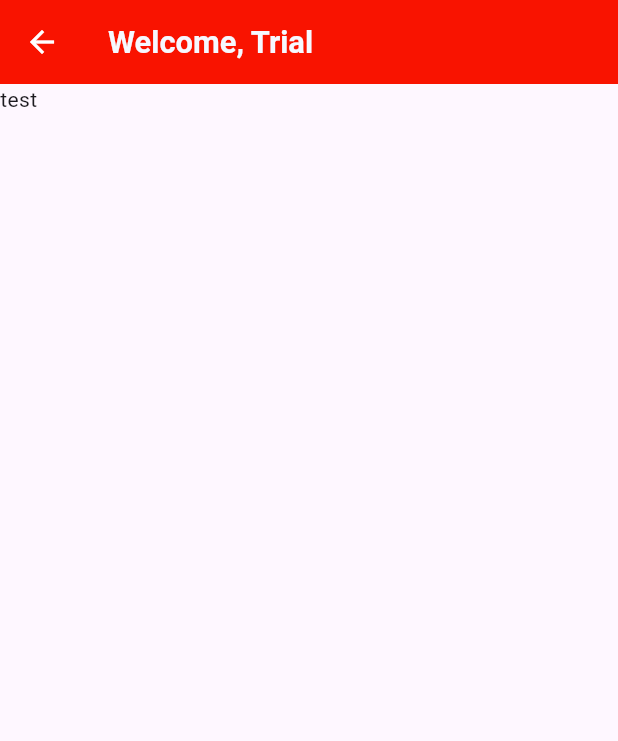
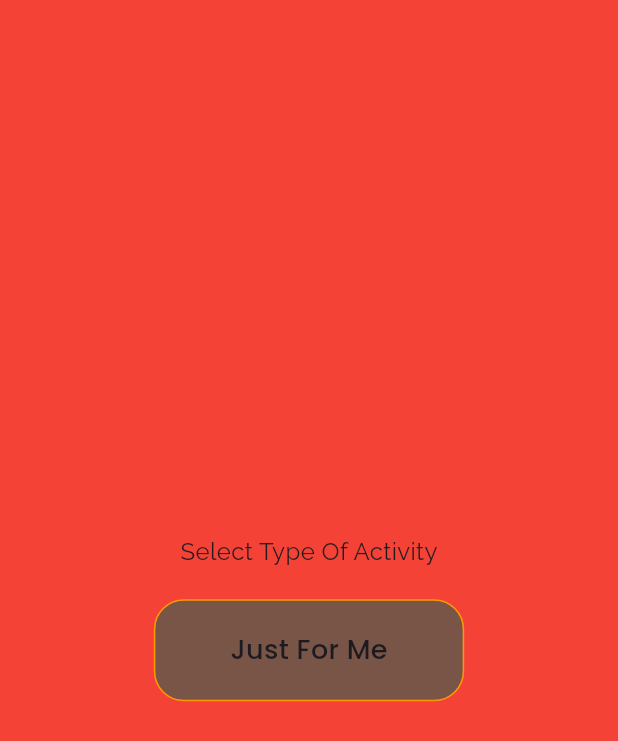
Before and after one commit to Cruxcodes/Future-Me, a Flutter app: the screen it shows after launch, on a phone screen of 412 x 824 dp. Shown: the top 741 px of the screen. Run offline on Flutter 3.47's test engine with Material 3 defaults, Android fonts, the phone set to English and light mode, and no system bars; our stand-ins replace animated_text_kit, dio, firebase_auth, firebase_core, go_router, google_fonts; missing offline and left inert: in_app_notification; accounts and stored records are empty.

Commit message:
feat: working on project

```diff
--- a/lib/main.dart
+++ b/lib/main.dart
@@ -1,5 +1,6 @@
 import 'package:flutter/material.dart';
 import 'package:future_me/views/SplashScreen.dart';
+import 'package:future_me/views/bored_page.dart';
 import 'package:future_me/views/homepage.dart';
 import 'package:future_me/views/login_view.dart';
 import 'package:future_me/views/register.dart';
@@ -24,8 +25,12 @@ final _router = GoRouter(
       builder: (context, state) => RegisterPage(),
     ),
     GoRoute(
+      path: '/homepage',
+      builder: (context, state) => HomePage(),
+    ),
+    GoRoute(
       path: '/',
-      builder: (context, state) => HomePage(),
+      builder: (context, state) => BoredPage(),
     ),
   ],
 );
--- /dev/null
+++ b/lib/views/bored_page.dart
@@ -0,0 +1,69 @@
+import 'package:flutter/cupertino.dart';
+import 'package:flutter/material.dart';
+import 'package:future_me/services/bored_api_services.dart';
+import 'package:google_fonts/google_fonts.dart';
+
+class BoredPage extends StatefulWidget {
+  const BoredPage({Key? key}) : super(key: key);
+
+  @override
+  State<BoredPage> createState() => _BoredPageState();
+}
+
+class _BoredPageState extends State<BoredPage> {
+  @override
+  void initState() {
+    // TODO: implement initState
+    super.initState();
+    // getBoredActivity();
+  }
+
+  @override
+  Widget build(BuildContext context) {
+    return Scaffold(
+      body: Container(
+        color: Colors.red,
+        child: Center(
+          child: Column(
+            mainAxisAlignment: MainAxisAlignment.center,
+            crossAxisAlignment: CrossAxisAlignment.center,
+            children: [
+              Text(
+                "Select Type Of Activity",
+                style: GoogleFonts.raleway(
+                  fontWeight: FontWeight.w400,
+                  fontSize: 16,
+                ),
+              ),
+              SizedBox(
+                height: 20,
+              ),
+              InkWell(
+                child: Container(
+                  padding: EdgeInsets.symmetric(vertical: 20, horizontal: 50),
+                  decoration: BoxDecoration(
+                    color: Colors.brown,
+                    border: Border.all(
+                      width: 1,
+                      color: Colors.orange,
+                    ),
+                    borderRadius: BorderRadius.all(
+                      Radius.circular(20),
+                    ),
+                  ),
+                  child: Text(
+                    "Just For Me",
+                    style: GoogleFonts.poppins(
+                      fontSize: 18,
+                      fontWeight: FontWeight.w500,
+                    ),
+                  ),
+                ),
+              )
+            ],
+          ),
+        ),
+      ),
+    );
+  }
+}
--- a/pubspec.yaml
+++ b/pubspec.yaml
@@ -40,6 +40,9 @@ dependencies:
   video_player: ^2.8.2
   animated_text_kit: ^4.2.2
   in_app_notification: ^1.1.2
+  dio: ^5.4.2+1
+  google_fonts: ^5.1.0
+  riverpod: ^2.3.10
 
 dev_dependencies:
   flutter_test:
```
Also changed, not shown: lib/components/bored_activities/just_me_activity.dart (added, +18 -0 lines), lib/model/BoredApi.dart (added, +40 -0 lines), lib/services/bored_api_services.dart (added, +15 -0 lines), pubspec.lock, 2 other files.
